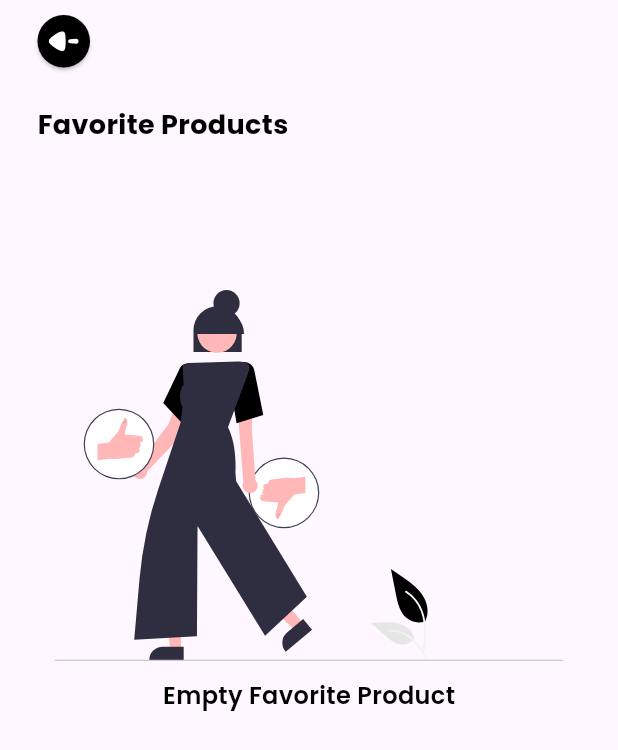
After one commit to iawtk2302/Ecommerce-App, a Flutter app: the FavoriteScreen screen opened directly, on a phone screen of 412 x 824 dp. The commit adds this screen. Shown: the top 750 px of the screen. Run offline on Flutter 3.47's test engine with Material 2 defaults, Android fonts, the phone set to English and light mode, and no system bars; our stand-ins replace bloc, cached_network_image, cloud_firestore, equatable, firebase_auth, firebase_core and 14 more; missing offline and left inert: credit_card_scanner, flutter_facebook_auth, syncfusion_flutter_core; accounts and stored records are empty; project files that could hold a hidden picture were left out.

Commit message:
feat: favorite screen

```diff
--- a/lib/config/app_routes.dart
+++ b/lib/config/app_routes.dart
@@ -12,6 +12,7 @@ import 'package:ecommerce_app/screens/order_tracking_screen/order_tracking_scree
 import 'package:ecommerce_app/screens/payment_screen/payment_screen.dart';
 import 'package:ecommerce_app/screens/order_processing_screen/order_processing_screen.dart';
 import 'package:ecommerce_app/screens/place_order_screen/place_order_screen.dart';
+import 'package:ecommerce_app/screens/promotion_screen/promotion_screen.dart';
 import 'package:ecommerce_app/screens/review_screen/review_screen.dart';
 import 'package:ecommerce_app/screens/set_passcode_screen/set_passcode_screen.dart';
 import 'package:ecommerce_app/models/category.dart';
@@ -171,6 +172,10 @@ class AppRouter {
         } catch (e) {
           print(e.toString());
         }
+      case PromotionScreen.routeName:
+        return MaterialPageRoute(
+          builder: (context) => const PromotionScreen(),
+        );
 
       default:
         return MaterialPageRoute(
--- a/lib/constants/app_assets.dart
+++ b/lib/constants/app_assets.dart
@@ -38,7 +38,7 @@ class AppAssets {
   static const String imgCashOnDelivery = "$imagePath/img_cash_on_delivery.png";
   static const String imgNotFound = "$imagePath/img_not_found.svg";
   static const String imgNoReview = "$imagePath/img_no_review.svg";
-
+  static const String imgNoFavorite = "$imagePath/img_no_favorite.svg";
   // Lottie
   static const String lottieSuccess = "$lottiePath/lottie_success.json";
   static const String lottieFail = "$lottiePath/lottie_fail.json";
--- a/lib/models/product.dart
+++ b/lib/models/product.dart
@@ -57,7 +57,7 @@ class Product extends Equatable {
       'averageRating': averageRating,
       'reviewCount': reviewCount,
       'imgUrl': imgUrl,
-      'createdAt': createdAt.millisecondsSinceEpoch,
+      'createdAt': createdAt,
     };
   }
 
--- /dev/null
+++ b/lib/repositories/favorite_repository.dart
@@ -0,0 +1,35 @@
+import 'package:ecommerce_app/models/product.dart';
+import 'package:ecommerce_app/utils/firebase_constants.dart';
+
+class FavoriteRepository {
+  Future<List<Product>> fetchProducts() async {
+    try {
+      List<Product> products = [];
+      await currentUserRef.collection('favorites').get().then((value) {
+        products.addAll(value.docs.map((e) => Product.fromMap(e.data())));
+      });
+      return products;
+    } catch (e) {
+      throw Exception(e);
+    }
+  }
+
+  Future<void> addFavoriteProduct(Product product) async {
+    try {
+      await currentUserRef
+          .collection('favorites')
+          .doc(product.id)
+          .set(product.toMap());
+    } catch (e) {
+      throw Exception(e);
+    }
+  }
+
+  Future<void> removeFavoriteProduct(String productId) async {
+    try {
+      await currentUserRef.collection('favorites').doc(productId).delete();
+    } catch (e) {
+      throw Exception(e);
+    }
+  }
+}
--- a/lib/screens/detail_product_screen/detail_product_screen.dart
+++ b/lib/screens/detail_product_screen/detail_product_screen.dart
@@ -1,4 +1,3 @@
-import 'package:another_flushbar/flushbar.dart';
 import 'package:ecommerce_app/blocs/product_bloc/product_bloc.dart';
 import 'package:ecommerce_app/blocs/show_notification/show_notification_bloc.dart';
 import 'package:ecommerce_app/common_widgets/cart_button.dart';
--- /dev/null
+++ b/lib/screens/favorite_screen/empty_product.dart
@@ -0,0 +1,42 @@
+import 'package:ecommerce_app/common_widgets/screen_name_section.dart';
+import 'package:ecommerce_app/constants/app_assets.dart';
+import 'package:ecommerce_app/constants/app_styles.dart';
+import 'package:flutter/material.dart';
+import 'package:flutter_svg/flutter_svg.dart';
+
+class EmptyProduct extends StatelessWidget {
+  const EmptyProduct({super.key});
+
+  @override
+  Widget build(BuildContext context) {
+    return SizedBox(
+      width: double.infinity,
+      child: Column(
+        crossAxisAlignment: CrossAxisAlignment.center,
+        mainAxisSize: MainAxisSize.max,
+        children: [
+          const Align(
+            alignment: Alignment.centerLeft,
+            child: ScreenNameSection(
+              label: 'Favorite Products',
+            ),
+          ),
+          SizedBox(
+            height: MediaQuery.of(context).size.height * 0.1,
+          ),
+          SvgPicture.asset(
+            AppAssets.imgNoFavorite,
+            height: MediaQuery.of(context).size.height * 0.3,
+          ),
+          const SizedBox(
+            height: 12,
+          ),
+          const Text(
+            "Empty Favorite Product",
+            style: AppStyles.labelLarge,
+          )
+        ],
+      ),
+    );
+  }
+}
--- /dev/null
+++ b/lib/screens/favorite_screen/favorite_screen.dart
@@ -0,0 +1,64 @@
+import 'package:ecommerce_app/common_widgets/custom_loading_widget.dart';
+import 'package:ecommerce_app/common_widgets/my_app_bar.dart';
+import 'package:ecommerce_app/common_widgets/screen_name_section.dart';
+import 'package:ecommerce_app/models/product.dart';
+import 'package:ecommerce_app/repositories/favorite_repository.dart';
+import 'package:ecommerce_app/screens/favorite_screen/empty_product.dart';
+import 'package:ecommerce_app/screens/home_screen/widgets/grid_view_product.dart';
+import 'package:flutter/material.dart';
+
+class FavoriteScreen extends StatefulWidget {
+  const FavoriteScreen({
+    super.key,
+  });
+
+  static const String routeName = '/favorite-screen';
+
+  @override
+  State<FavoriteScreen> createState() => _FavoriteScreenState();
+}
+
+class _FavoriteScreenState extends State<FavoriteScreen> {
+  @override
+  void initState() {
+    super.initState();
+  }
+
+  @override
+  Widget build(BuildContext context) {
+    return Scaffold(
+        appBar: const MyAppBar(),
+        body: FutureBuilder<List<Product>>(
+          future: FavoriteRepository().fetchProducts(),
+          builder:
+              (BuildContext context, AsyncSnapshot<List<Product>> snapshot) {
+            if (snapshot.connectionState == ConnectionState.waiting) {
+              return const CustomLoadingWidget();
+            } else if (snapshot.hasData) {
+              return snapshot.data!.isNotEmpty
+                  ? SingleChildScrollView(
+                      child: Column(
+                        crossAxisAlignment: CrossAxisAlignment.start,
+                        children: [
+                          const ScreenNameSection(
+                            label: 'Favorite Products',
+                          ),
+                          GridViewProduct(
+                            products: snapshot.data!,
+                            productCount: snapshot.data!.length,
+                          )
+                        ],
+                      ),
+                    )
+                  : const EmptyProduct();
+            } else if (snapshot.hasError) {
+              return Center(
+                child: Text(snapshot.error.toString()),
+              );
+            } else {
+              return Container();
+            }
+          },
+        ));
+  }
+}
--- a/lib/screens/main_screen/main_screen.dart
+++ b/lib/screens/main_screen/main_screen.dart
@@ -1,9 +1,9 @@
 import 'package:ecommerce_app/constants/app_colors.dart';
 import 'package:ecommerce_app/screens/cart_screen/cart_screen.dart';
+import 'package:ecommerce_app/screens/favorite_screen/favorite_screen.dart';
 import 'package:ecommerce_app/screens/home_screen/home_screen.dart';
 import 'package:ecommerce_app/screens/main_screen/widgets/nav_bar.dart';
 import 'package:ecommerce_app/screens/notification_screen/notification_screen.dart';
-import 'package:ecommerce_app/screens/profile_screen/profile_screen.dart';
 import 'package:flutter/material.dart';
 
 class MainScreen extends StatefulWidget {
@@ -18,7 +18,7 @@ class _MainScreenState extends State<MainScreen> {
     const HomeScreen(),
     const CartScreen(),
     const NotificationScreen(),
-    const ProfileScreen()
+    const FavoriteScreen()
   ];
   int currentIndex = 0;
 
--- a/lib/screens/product_screen/product_screen.dart
+++ b/lib/screens/product_screen/product_screen.dart
@@ -1,4 +1,5 @@
 import 'package:ecommerce_app/blocs/product_screen_bloc/product_screen_bloc.dart';
+import 'package:ecommerce_app/common_widgets/custom_loading_widget.dart';
 import 'package:ecommerce_app/common_widgets/my_app_bar.dart';
 import 'package:ecommerce_app/common_widgets/my_icon.dart';
 import 'package:ecommerce_app/common_widgets/screen_name_section.dart';
@@ -45,9 +46,7 @@ class _ProductScreenState extends State<ProductScreen> {
         body: BlocBuilder<ProductScreenBloc, ProductScreenState>(
           builder: (context, state) {
             if (state is ProductScreenLoading) {
-              return const Center(
-                child: CircularProgressIndicator(),
-              );
+              return const CustomLoadingWidget();
             } else if (state is ProductScreenLoaded) {
               return state.products.isNotEmpty
                   ? SingleChildScrollView(
--- a/lib/utils/firebase_constants.dart
+++ b/lib/utils/firebase_constants.dart
@@ -10,3 +10,4 @@ final CollectionReference categoriesRef = firestore.collection("categories");
 final CollectionReference productsRef = firestore.collection("products");
 final CollectionReference promotionsRef = firestore.collection("promotions");
 final CollectionReference ordersRef = firestore.collection("orders");
+final CollectionReference favoritesRef = currentUserRef.collection("favorites");
--- a/lib/utils/utils.dart
+++ b/lib/utils/utils.dart
@@ -20,7 +20,6 @@ class Utils {
       required String message,
       required String title,
       Widget? actionButton}) {
-    Size size = MediaQuery.of(context).size;
     ScaffoldMessenger.of(context).showSnackBar(SnackBar(
         backgroundColor: Colors.transparent,
         elevation: 0,
--- a/pubspec.yaml
+++ b/pubspec.yaml
@@ -60,7 +60,6 @@ dependencies:
   flutter_slidable: ^3.0.0
   uuid: ^3.0.7
   flash: ^3.0.5+1
-  another_flushbar: ^1.12.30
 
 dev_dependencies:
   flutter_test:
```
Also changed, not shown: lib/repositories/product_repository.dart (+7 -0 lines), lib/screens/home_screen/widgets/product_item.dart (+28 -5 lines), lib/screens/home_screen/widgets/promotions_home.dart (+7 -3 lines), lib/screens/promotion_screen/promotion_screen.dart (added, +79 -0 lines), assets/images/img_no_favorite.svg (added), pubspec.lock.
